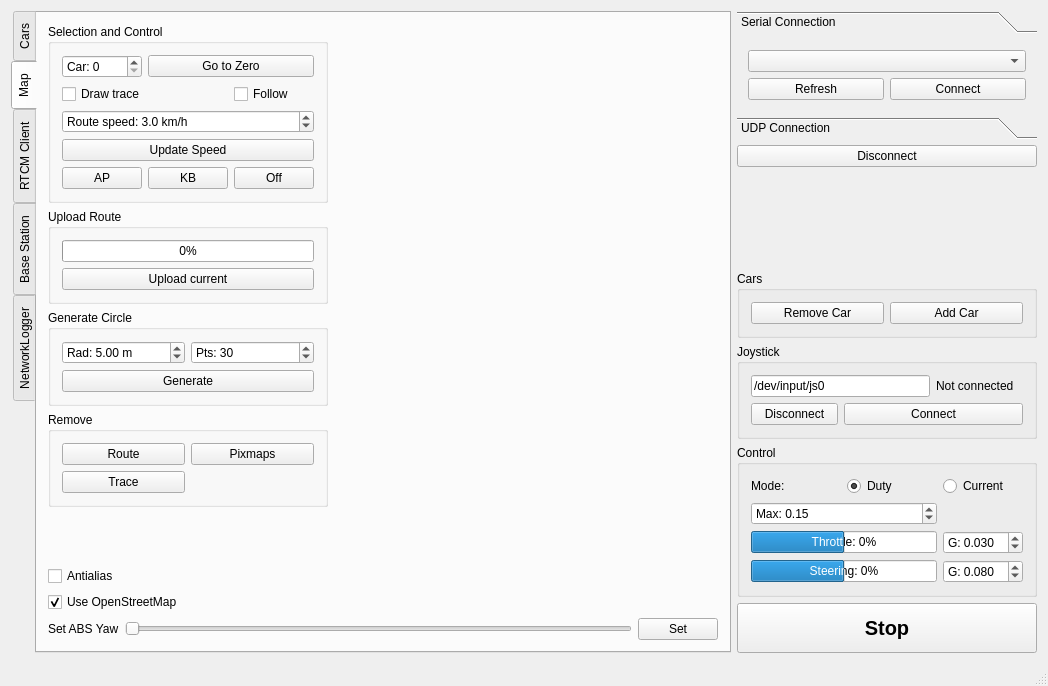
First picture: the form in Linux/RC_Car_Tool/mainwindow.ui, repository vedderb/rise_sdvp, before the edit.
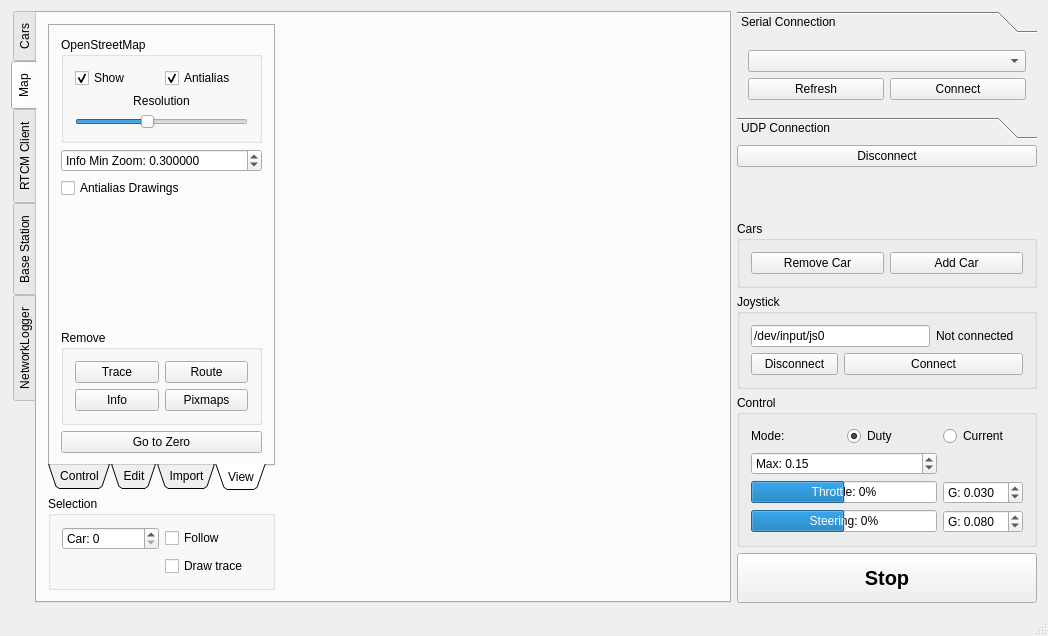
Second picture: the form after the edit. The open tabs and pages were chosen to show the change. Custom widgets are drawn as their Qt base class.

```diff
--- a/Linux/RC_Car_Tool/mainwindow.ui
+++ b/Linux/RC_Car_Tool/mainwindow.ui
@@ -7,7 +7,7 @@
     <x>0</x>
     <y>0</y>
     <width>1048</width>
-    <height>686</height>
+    <height>636</height>
    </rect>
   </property>
   <property name="windowTitle">
@@ -44,18 +44,32 @@
        <attribute name="title">
         <string>Map</string>
        </attribute>
-       <layout class="QVBoxLayout" name="verticalLayout_9">
+       <layout class="QHBoxLayout" name="horizontalLayout_2">
         <item>
-         <layout class="QHBoxLayout" name="horizontalLayout_3">
+         <layout class="QVBoxLayout" name="verticalLayout_10">
           <item>
+           <widget class="QTabWidget" name="tabWidget_2">
+            <property name="tabPosition">
+             <enum>QTabWidget::South</enum>
+            </property>
+            <property name="tabShape">
+             <enum>QTabWidget::Triangular</enum>
+            </property>
+            <property name="currentIndex">
+             <number>0</number>
+            </property>
+            <widget class="QWidget" name="tab_6">
+             <attribute name="title">
+              <string>Control</string>
+             </attribute>
            <layout class="QVBoxLayout" name="verticalLayout_8">
             <item>
-             <widget class="QGroupBox" name="groupBox_5">
+               <widget class="QGroupBox" name="groupBox_8">
               <property name="title">
-               <string>Selection and Control</string>
-              </property>
-              <layout class="QGridLayout" name="gridLayout_6">
-               <item row="4" column="1">
+                 <string>Control</string>
+                </property>
+                <layout class="QGridLayout" name="gridLayout_8">
+                 <item row="0" column="1">
                 <widget class="QPushButton" name="mapKbButton">
                  <property name="text">
                   <string>KB</string>
@@ -63,40 +77,81 @@
                 </widget>
                </item>
                <item row="1" column="0" colspan="2">
-                <widget class="QCheckBox" name="mapTraceBox">
-                 <property name="text">
-                  <string>Draw trace</string>
-                 </property>
-                </widget>
-               </item>
-               <item row="0" column="0">
-                <widget class="QSpinBox" name="mapCarBox">
-                 <property name="prefix">
-                  <string>Car: </string>
-                 </property>
-                 <property name="maximum">
-                  <number>255</number>
-                 </property>
-                </widget>
-               </item>
-               <item row="0" column="1" colspan="2">
-                <widget class="QPushButton" name="mapZeroButton">
-                 <property name="text">
-                  <string>Go to Zero</string>
-                 </property>
-                </widget>
-               </item>
-               <item row="4" column="2">
                 <widget class="QPushButton" name="mapOffButton">
                  <property name="text">
                   <string>Off</string>
                  </property>
                 </widget>
                </item>
-               <item row="2" column="0" colspan="3">
+                 <item row="0" column="0">
+                  <widget class="QPushButton" name="mapApButton">
+                   <property name="text">
+                    <string>AP</string>
+                   </property>
+                  </widget>
+                 </item>
+                </layout>
+               </widget>
+              </item>
+              <item>
+               <widget class="QGroupBox" name="groupBox_10">
+                <property name="title">
+                 <string>Set Abs Yaw</string>
+                </property>
+                <layout class="QVBoxLayout" name="verticalLayout_13">
+                 <item>
+                  <widget class="QSlider" name="mapAbsYawSlider">
+                   <property name="maximum">
+                    <number>360</number>
+                   </property>
+                   <property name="orientation">
+                    <enum>Qt::Horizontal</enum>
+                   </property>
+                   <property name="tickPosition">
+                    <enum>QSlider::NoTicks</enum>
+                   </property>
+                  </widget>
+                 </item>
+                 <item>
+                  <widget class="QPushButton" name="mapSetAbsYawButton">
+                   <property name="text">
+                    <string>Set</string>
+                   </property>
+                  </widget>
+                 </item>
+                </layout>
+               </widget>
+              </item>
+              <item>
+               <spacer name="verticalSpacer_2">
+                <property name="orientation">
+                 <enum>Qt::Vertical</enum>
+                </property>
+                <property name="sizeHint" stdset="0">
+                 <size>
+                  <width>20</width>
+                  <height>190</height>
+                 </size>
+                </property>
+               </spacer>
+              </item>
+             </layout>
+            </widget>
+            <widget class="QWidget" name="tab_10">
+             <attribute name="title">
+              <string>Edit</string>
+             </attribute>
+             <layout class="QVBoxLayout" name="verticalLayout_12">
+              <item>
+               <widget class="QGroupBox" name="groupBox_9">
+                <property name="title">
+                 <string>Current Route Point Speed</string>
+                </property>
+                <layout class="QHBoxLayout" name="horizontalLayout_3">
+                 <item>
                 <widget class="QDoubleSpinBox" name="mapRouteSpeedBox">
                  <property name="prefix">
-                  <string>Route speed: </string>
+                    <string/>
                  </property>
                  <property name="suffix">
                   <string> km/h</string>
@@ -112,47 +167,10 @@
                  </property>
                 </widget>
                </item>
-               <item row="1" column="2">
-                <widget class="QCheckBox" name="mapFollowBox">
-                 <property name="text">
-                  <string>Follow</string>
-                 </property>
-                </widget>
-               </item>
-               <item row="4" column="0">
-                <widget class="QPushButton" name="mapApButton">
-                 <property name="text">
-                  <string>AP</string>
-                 </property>
-                </widget>
-               </item>
-               <item row="3" column="0" colspan="3">
+                 <item>
                 <widget class="QPushButton" name="mapUpdateSpeedButton">
                  <property name="text">
-                  <string>Update Speed</string>
-                 </property>
-                </widget>
-               </item>
-              </layout>
-             </widget>
-            </item>
-            <item>
-             <widget class="QGroupBox" name="groupBox_6">
-              <property name="title">
-               <string>Upload Route</string>
-              </property>
-              <layout class="QVBoxLayout" name="verticalLayout_7">
-               <item>
-                <widget class="QProgressBar" name="mapUploadRouteProgressBar">
-                 <property name="value">
-                  <number>0</number>
-                 </property>
-                </widget>
-               </item>
-               <item>
-                <widget class="QPushButton" name="mapUploadRouteButton">
-                 <property name="text">
-                  <string>Upload current</string>
+                    <string>Update All</string>
                  </property>
                 </widget>
                </item>
@@ -170,16 +188,16 @@
                  <item row="0" column="0">
                   <widget class="QDoubleSpinBox" name="genCircRadBox">
                    <property name="prefix">
-                    <string>Rad: </string>
+                      <string>R: </string>
                    </property>
                    <property name="suffix">
                     <string> m</string>
                    </property>
                    <property name="minimum">
-                    <double>-1000.000000000000000</double>
+                      <double>-9999.000000000000000</double>
                    </property>
                    <property name="maximum">
-                    <double>1000.000000000000000</double>
+                      <double>9999.000000000000000</double>
                    </property>
                    <property name="value">
                     <double>5.000000000000000</double>
@@ -189,7 +207,7 @@
                  <item row="0" column="1">
                   <widget class="QSpinBox" name="genCircPointsBox">
                    <property name="prefix">
-                    <string>Pts: </string>
+                      <string>N: </string>
                    </property>
                    <property name="maximum">
                     <number>500</number>
@@ -212,26 +230,233 @@
              </widget>
             </item>
             <item>
-             <widget class="QGroupBox" name="groupBox_7">
+               <widget class="QGroupBox" name="groupBox_6">
+                <property name="title">
+                 <string>Upload Current Route</string>
+                </property>
+                <layout class="QVBoxLayout" name="verticalLayout_7">
+                 <item>
+                  <widget class="QProgressBar" name="mapUploadRouteProgressBar">
+                   <property name="value">
+                    <number>0</number>
+                   </property>
+                  </widget>
+                 </item>
+                 <item>
+                  <widget class="QPushButton" name="mapUploadRouteButton">
+                   <property name="text">
+                    <string>Upload</string>
+                   </property>
+                  </widget>
+                 </item>
+                </layout>
+               </widget>
+              </item>
+              <item>
+               <spacer name="verticalSpacer_4">
+                <property name="orientation">
+                 <enum>Qt::Vertical</enum>
+                </property>
+                <property name="sizeHint" stdset="0">
+                 <size>
+                  <width>20</width>
+                  <height>90</height>
+                 </size>
+                </property>
+               </spacer>
+              </item>
+              <item>
+               <widget class="QPushButton" name="removeRouteExtraButton">
+                <property name="text">
+                 <string>Remove Route</string>
+                </property>
+               </widget>
+              </item>
+             </layout>
+            </widget>
+            <widget class="QWidget" name="tab_8">
+             <attribute name="title">
+              <string>Import</string>
+             </attribute>
+             <layout class="QVBoxLayout" name="verticalLayout_9">
+              <item>
+               <widget class="QGroupBox" name="groupBox_11">
+                <property name="title">
+                 <string>Import NMEA</string>
+                </property>
+                <layout class="QGridLayout" name="gridLayout_9">
+                 <item row="2" column="0">
+                  <widget class="QPushButton" name="mapChooseNmeaButton">
+                   <property name="text">
+                    <string>Choose...</string>
+                   </property>
+                  </widget>
+                 </item>
+                 <item row="2" column="1">
+                  <widget class="QPushButton" name="mapImportNmeaButton">
+                   <property name="text">
+                    <string>Import</string>
+                   </property>
+                  </widget>
+                 </item>
+                 <item row="0" column="0" colspan="2">
+                  <widget class="QLineEdit" name="mapImportNmeaEdit"/>
+                 </item>
+                 <item row="1" column="0" colspan="2">
+                  <widget class="QCheckBox" name="mapImportNmeaZeroEnuBox">
+                   <property name="text">
+                    <string>Zero ENU Coordinates</string>
+                   </property>
+                  </widget>
+                 </item>
+                </layout>
+               </widget>
+              </item>
+              <item>
+               <spacer name="verticalSpacer_5">
+                <property name="orientation">
+                 <enum>Qt::Vertical</enum>
+                </property>
+                <property name="sizeHint" stdset="0">
+                 <size>
+                  <width>20</width>
+                  <height>261</height>
+                 </size>
+                </property>
+               </spacer>
+              </item>
+             </layout>
+            </widget>
+            <widget class="QWidget" name="tab_9">
+             <attribute name="title">
+              <string>View</string>
+             </attribute>
+             <layout class="QVBoxLayout" name="verticalLayout_11">
+              <item>
+               <widget class="QGroupBox" name="groupBox_12">
+                <property name="title">
+                 <string>OpenStreetMap</string>
+                </property>
+                <layout class="QGridLayout" name="gridLayout_10">
+                 <item row="0" column="0">
+                  <widget class="QCheckBox" name="mapOpenStreetMapBox">
+                   <property name="text">
+                    <string>Show</string>
+                   </property>
+                   <property name="checked">
+                    <bool>true</bool>
+                   </property>
+                  </widget>
+                 </item>
+                 <item row="0" column="1">
+                  <widget class="QCheckBox" name="mapAntialiasOsmBox">
+                   <property name="text">
+                    <string>Antialias</string>
+                   </property>
+                   <property name="checked">
+                    <bool>true</bool>
+                   </property>
+                  </widget>
+                 </item>
+                 <item row="3" column="0" colspan="2">
+                  <widget class="QSlider" name="mapOsmResSlider">
+                   <property name="minimum">
+                    <number>30</number>
+                   </property>
+                   <property name="maximum">
+                    <number>200</number>
+                   </property>
+                   <property name="value">
+                    <number>100</number>
+                   </property>
+                   <property name="orientation">
+                    <enum>Qt::Horizontal</enum>
+                   </property>
+                  </widget>
+                 </item>
+                 <item row="2" column="0" colspan="2">
+                  <widget class="QLabel" name="label_3">
+                   <property name="text">
+                    <string>Resolution</string>
+                   </property>
+                   <property name="alignment">
+                    <set>Qt::AlignCenter</set>
+                   </property>
+                  </widget>
+                 </item>
+                </layout>
+               </widget>
+              </item>
+              <item>
+               <widget class="QDoubleSpinBox" name="traceInfoMinZoomBox">
+                <property name="prefix">
+                 <string>Info Min Zoom: </string>
+                </property>
+                <property name="decimals">
+                 <number>6</number>
+                </property>
+                <property name="maximum">
+                 <double>100.000000000000000</double>
+                </property>
+                <property name="singleStep">
+                 <double>0.010000000000000</double>
+                </property>
+                <property name="value">
+                 <double>0.300000000000000</double>
+                </property>
+               </widget>
+              </item>
+              <item>
+               <widget class="QCheckBox" name="mapAntialiasBox">
+                <property name="text">
+                 <string>Antialias Drawings</string>
+                </property>
+                <property name="checked">
+                 <bool>false</bool>
+                </property>
+               </widget>
+              </item>
+              <item>
+               <spacer name="verticalSpacer_3">
+                <property name="orientation">
+                 <enum>Qt::Vertical</enum>
+                </property>
+                <property name="sizeHint" stdset="0">
+                 <size>
+                  <width>20</width>
+                  <height>78</height>
+                 </size>
+                </property>
+               </spacer>
+              </item>
+              <item>
+               <widget class="QGroupBox" name="groupBox_13">
               <property name="title">
                <string>Remove</string>
               </property>
-              <layout class="QGridLayout" name="gridLayout_7">
-               <item row="1" column="0">
-                <widget class="QPushButton" name="mapRemoveTraceButton">
-                 <property name="text">
-                  <string>Trace</string>
-                 </property>
-                </widget>
-               </item>
-               <item row="0" column="0">
+                <layout class="QGridLayout" name="gridLayout_11">
+                 <item row="0" column="1">
                 <widget class="QPushButton" name="mapRemoveRouteButton">
                  <property name="text">
                   <string>Route</string>
                  </property>
                 </widget>
                </item>
-               <item row="0" column="1">
+                 <item row="0" column="0">
+                  <widget class="QPushButton" name="mapRemoveTraceButton">
+                   <property name="text">
+                    <string>Trace</string>
+                   </property>
+                  </widget>
+                 </item>
+                 <item row="1" column="0">
+                  <widget class="QPushButton" name="mapRemoveInfoButton">
+                   <property name="text">
+                    <string>Info</string>
+                   </property>
+                  </widget>
+                 </item>
+                 <item row="1" column="1">
                 <widget class="QPushButton" name="MapRemovePixmapsButton">
                  <property name="text">
                   <string>Pixmaps</string>
@@ -242,36 +467,47 @@
              </widget>
             </item>
             <item>
-             <spacer name="verticalSpacer_2">
-              <property name="orientation">
-               <enum>Qt::Vertical</enum>
-              </property>
-              <property name="sizeHint" stdset="0">
-               <size>
-                <width>20</width>
-                <height>40</height>
-               </size>
-              </property>
-             </spacer>
-            </item>
+               <widget class="QPushButton" name="mapZeroButton">
+                <property name="text">
+                 <string>Go to Zero</string>
+                </property>
+               </widget>
+              </item>
+             </layout>
+            </widget>
+           </widget>
+          </item>
             <item>
-             <widget class="QCheckBox" name="mapAntialiasBox">
+           <widget class="QGroupBox" name="groupBox_5">
+            <property name="title">
+             <string>Selection</string>
+            </property>
+            <layout class="QGridLayout" name="gridLayout_6">
+             <item row="0" column="1">
+              <widget class="QCheckBox" name="mapFollowBox">
               <property name="text">
-               <string>Antialias</string>
-              </property>
-              <property name="checked">
-               <bool>false</bool>
-              </property>
-             </widget>
-            </item>
-            <item>
-             <widget class="QCheckBox" name="mapOpenStreetMapBox">
+                <string>Follow</string>
+               </property>
+              </widget>
+             </item>
+             <item row="0" column="0">
+              <widget class="QSpinBox" name="mapCarBox">
+               <property name="prefix">
+                <string>Car: </string>
+               </property>
+               <property name="maximum">
+                <number>255</number>
+               </property>
+              </widget>
+             </item>
+             <item row="1" column="1">
+              <widget class="QCheckBox" name="mapTraceBox">
               <property name="text">
-               <string>Use OpenStreetMap</string>
-              </property>
-              <property name="checked">
-               <bool>true</bool>
-              </property>
+                <string>Draw trace</string>
+               </property>
+              </widget>
+             </item>
+            </layout>
              </widget>
             </item>
            </layout>
@@ -284,40 +520,9 @@
               <verstretch>0</verstretch>
              </sizepolicy>
             </property>
-           </widget>
-          </item>
-         </layout>
-        </item>
-        <item>
-         <layout class="QHBoxLayout" name="horizontalLayout_4">
-          <item>
-           <widget class="QLabel" name="label_2">
-            <property name="text">
-             <string>Set ABS Yaw</string>
-            </property>
-           </widget>
-          </item>
-          <item>
-           <widget class="QSlider" name="mapAbsYawSlider">
-            <property name="maximum">
-             <number>360</number>
-            </property>
-            <property name="orientation">
-             <enum>Qt::Horizontal</enum>
-            </property>
-            <property name="tickPosition">
-             <enum>QSlider::NoTicks</enum>
-            </property>
-           </widget>
-          </item>
-          <item>
-           <widget class="QPushButton" name="mapSetAbsYawButton">
-            <property name="text">
-             <string>Set</string>
-            </property>
-           </widget>
-          </item>
-         </layout>
+          <zorder>tabWidget_2</zorder>
+          <zorder>tabWidget_2</zorder>
+         </widget>
         </item>
        </layout>
       </widget>
```
Left out of the diff: 6 changed lines with no effect on the pictures. Lines whose indentation alone changed are shown as unchanged.
